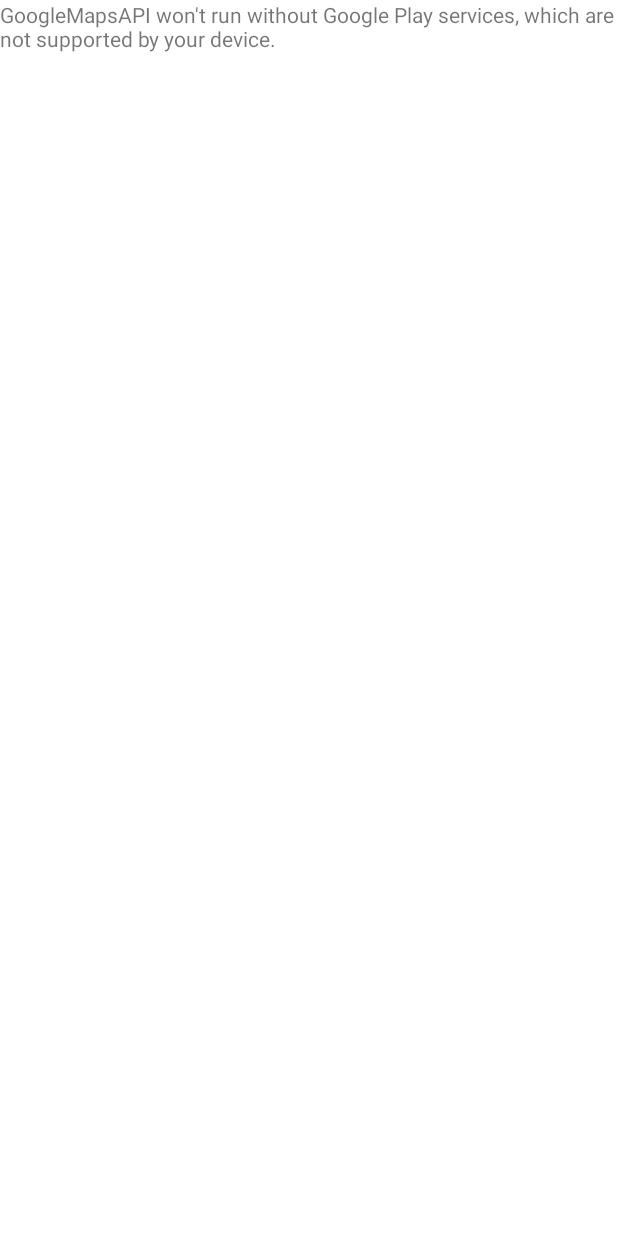
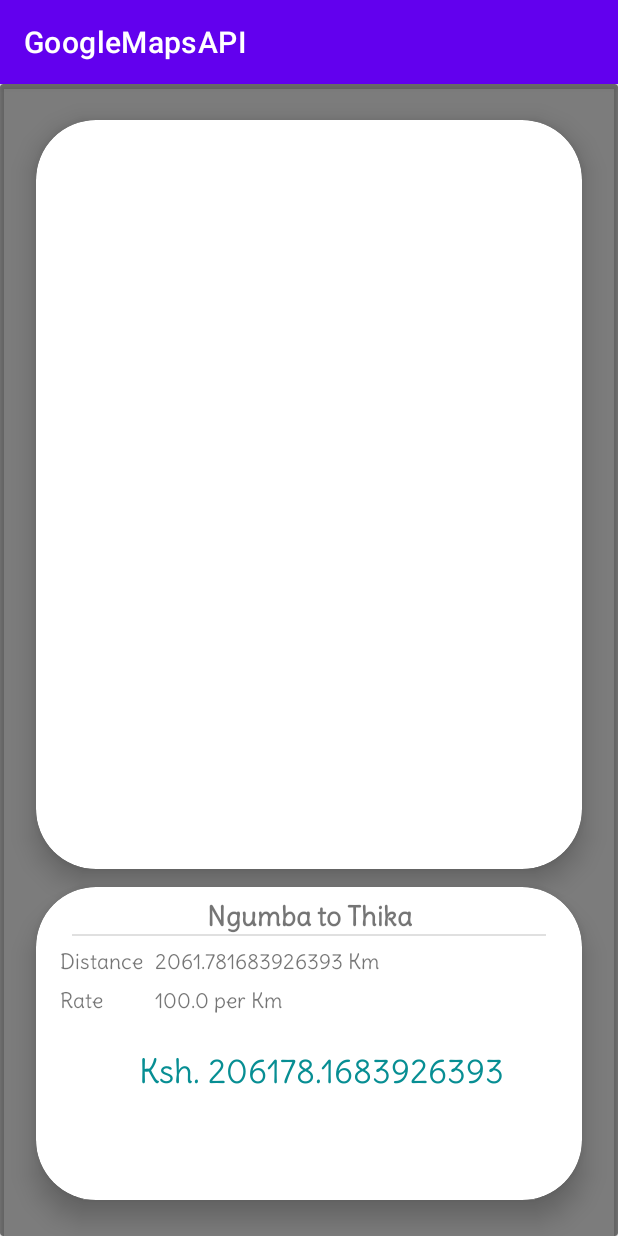
Before and after one commit to SamoraMachel/Google-Maps-Precise-Location-Finder, an Android app: the screen it shows after launch (MapsActivity before the commit, FairApproximation after it), on a phone screen of 412 x 824 dp. Run offline under Robolectric (Android 15) with nearby library versions, the phone set to English and light mode, and no system bars; 2 statements that could not run were skipped.

Commit message:
Added UI for calculating the charge
Used a activity and a fragment but the build is failing:

```diff
--- /dev/null
+++ b/app/src/main/java/com/example/googlemapsapi/FairApproximation.java
@@ -0,0 +1,69 @@
+package com.example.googlemapsapi;
+
+import androidx.appcompat.app.AppCompatActivity;
+import androidx.viewpager.widget.ViewPager;
+
+import android.os.Bundle;
+import android.widget.TextView;
+
+public class FairApproximation extends AppCompatActivity {
+    ViewPager backgroundMap, frontMap;
+    TextView distance, rate, charge;
+    MapsActivity mapsActivity;
+
+    @Override
+    protected void onCreate(Bundle savedInstanceState) {
+        super.onCreate(savedInstanceState);
+        setContentView(R.layout.activity_fair_approximation);
+
+        backgroundMap = (ViewPager) findViewById(R.id.mapHolder);
+        frontMap = (ViewPager) findViewById(R.id.MainMapView);
+        distance = (TextView) findViewById(R.id.distance);
+        rate = (TextView) findViewById(R.id.rate);
+        charge = (TextView) findViewById(R.id.charge);
+        mapsActivity = new MapsActivity();
+
+        final MapAdapter adapter = new MapAdapter(getSupportFragmentManager(), this);
+        adapter.addFragment(mapsActivity);
+
+        backgroundMap.setAdapter(adapter);
+        frontMap.setAdapter(adapter);
+
+        double distanceTxt = getDistance();
+        int rateTxt = 100;
+        double chargeTxt = distanceTxt * rateTxt;
+
+        distance.setText(String.format("%s Km", Double.toString(distanceTxt)));
+        rate.setText(String.format("%s per Km", Double.toString(rateTxt)));
+        charge.setText(String.format("Ksh. %s", Double.toString(chargeTxt)));
+    }
+
+    private double getDistance() {
+        LocationFinder finder = new LocationFinder(this);
+        if(finder.canGetLocation()) {
+            double latitude = finder.getLatitude();
+            double longitude = finder.getLongitude();
+            double ThikaLatitude = -1.0461881;
+            double ThikaLongitude = 37.0714562;
+
+
+            int radiusOfEarth = 6371;
+            double degreeLat = degreesToRadian(ThikaLatitude - latitude);
+            double degreeLong = degreesToRadian(ThikaLongitude - longitude);
+            double a =
+                    Math.sin(degreeLat/2) * Math.sin(degreeLat/2) +
+                    Math.cos(degreesToRadian(ThikaLatitude)) * Math.cos(degreesToRadian(latitude)) *
+                    Math.sin(degreeLong/2) * Math.sin(degreeLong/2);
+            double c = Math.atan2(Math.sqrt(a), Math.sqrt(1-a));
+            double distanceInKm = radiusOfEarth * c;
+
+            return distanceInKm;
+
+        } else return 0;
+
+    }
+
+    private double degreesToRadian(double deg) {
+        return deg * (Math.PI / 180);
+    }
+}
--- /dev/null
+++ b/app/src/main/java/com/example/googlemapsapi/MapAdapter.java
@@ -0,0 +1,36 @@
+package com.example.googlemapsapi;
+
+import android.content.Context;
+
+import androidx.annotation.NonNull;
+import androidx.fragment.app.Fragment;
+import androidx.fragment.app.FragmentManager;
+import androidx.fragment.app.FragmentPagerAdapter;
+
+import java.util.List;
+
+public class MapAdapter extends FragmentPagerAdapter {
+    private Context context;
+    private List<Fragment> mFragment;
+
+
+    public MapAdapter(@NonNull FragmentManager fm, Context context) {
+        super(fm);
+        this.context = context;
+    }
+
+    public void addFragment(Fragment fragment) {
+        mFragment.add(fragment);
+    }
+
+    @NonNull
+    @Override
+    public Fragment getItem(int position) {
+        return mFragment.get(position);
+    }
+
+    @Override
+    public int getCount() {
+        return mFragment.size();
+    }
+}
--- a/app/src/main/java/com/example/googlemapsapi/MapsActivity.java
+++ b/app/src/main/java/com/example/googlemapsapi/MapsActivity.java
@@ -1,8 +1,10 @@
 package com.example.googlemapsapi;
 
 import androidx.annotation.NonNull;
+import androidx.annotation.Nullable;
 import androidx.core.app.ActivityCompat;
 import androidx.core.content.ContextCompat;
+import androidx.fragment.app.Fragment;
 import androidx.fragment.app.FragmentActivity;
 
 import android.Manifest;
@@ -12,6 +14,9 @@ import android.location.Location;
 import android.location.LocationListener;
 import android.location.LocationManager;
 import android.os.Bundle;
+import android.view.LayoutInflater;
+import android.view.View;
+import android.view.ViewGroup;
 import android.widget.Toast;
 
 import com.google.android.gms.maps.CameraUpdateFactory;
@@ -23,35 +28,48 @@ import com.google.android.gms.maps.model.MarkerOptions;
 import com.google.android.gms.maps.model.Polyline;
 import com.google.android.gms.maps.model.PolylineOptions;
 
-public class MapsActivity extends FragmentActivity implements OnMapReadyCallback{
+public class MapsActivity extends Fragment implements OnMapReadyCallback{
 
     private static final int PERMISSIONS_REQUEST_ACCESS_FINE_LOCATION = 1;
     private GoogleMap mMap;
     private boolean locationPermissionGranted;
-    private LocationFinder finder = new LocationFinder(this);
+    private LocationFinder finder = new LocationFinder(getContext());
 
 
     @Override
-    protected void onCreate(Bundle savedInstanceState) {
+    public void onCreate(Bundle savedInstanceState) {
         super.onCreate(savedInstanceState);
-        setContentView(R.layout.activity_maps);
+
         // Obtain the SupportMapFragment and get notified when the map is ready to be used.
-        SupportMapFragment mapFragment = (SupportMapFragment) getSupportFragmentManager()
-                .findFragmentById(R.id.map);
-        mapFragment.getMapAsync(this);
+//        SupportMapFragment mapFragment;
+//        mapFragment = (SupportMapFragment) getSupportFragmentManager()
+//                .findFragmentById(R.id.map);
+//        mapFragment.getMapAsync(this);
 
-        if (ActivityCompat.checkSelfPermission(this, Manifest.permission.ACCESS_FINE_LOCATION) != PackageManager.PERMISSION_GRANTED && ActivityCompat.checkSelfPermission(this, Manifest.permission.ACCESS_COARSE_LOCATION) != PackageManager.PERMISSION_GRANTED) {
+        if (ActivityCompat.checkSelfPermission(getContext(),
+                Manifest.permission.ACCESS_FINE_LOCATION) != PackageManager.PERMISSION_GRANTED &&
+                ActivityCompat.checkSelfPermission(getContext(),
+                        Manifest.permission.ACCESS_COARSE_LOCATION) != PackageManager.PERMISSION_GRANTED)
+        {
 
             getLocationPermission();
             return;
         }
     }
 
+    @Nullable
+    @Override
+    public View onCreateView(@NonNull LayoutInflater inflater, @Nullable ViewGroup container, @Nullable Bundle savedInstanceState) {
+//        inflate the layout
+        ViewGroup root = (ViewGroup) inflater.inflate(R.layout.activity_maps, container, false);
+
+        return root;
+    }
 
     @Override
     public void onMapReady(GoogleMap googleMap) {
         mMap = googleMap;
-        finder = new LocationFinder(this);
+        finder = new LocationFinder(getContext());
         if(finder.canGetLocation()) {
             double latitude = finder.getLatitude();
             double longitude = finder.getLongitude();
@@ -85,12 +103,12 @@ public class MapsActivity extends FragmentActivity implements OnMapReadyCallback
     }
 
     private void getLocationPermission() {
-        if (ContextCompat.checkSelfPermission(this.getApplicationContext(),
+        if (ContextCompat.checkSelfPermission(getContext().getApplicationContext(),
                 android.Manifest.permission.ACCESS_FINE_LOCATION)
                 == PackageManager.PERMISSION_GRANTED) {
             locationPermissionGranted = true;
         } else {
-            ActivityCompat.requestPermissions(this,
+            ActivityCompat.requestPermissions(getActivity(),
                     new String[]{android.Manifest.permission.ACCESS_FINE_LOCATION},
                     PERMISSIONS_REQUEST_ACCESS_FINE_LOCATION);
         }
@@ -113,9 +131,9 @@ public class MapsActivity extends FragmentActivity implements OnMapReadyCallback
     }
 
     @Override
-    protected void onResume() {
+    public void onResume() {
         super.onResume();
-        finder = new LocationFinder(this);;
+        finder = new LocationFinder(getContext());;
 //        if(finder.canGetLocation()) {
 //            LatLng myLocation = new LatLng(finder.getLatitude(), finder.getLongitude());
 //            mMap.addMarker(new MarkerOptions().position(myLocation).title("My Location"));
--- /dev/null
+++ b/app/src/main/res/layout/activity_fair_approximation.xml
@@ -0,0 +1,162 @@
+<?xml version="1.0" encoding="utf-8"?>
+<androidx.constraintlayout.widget.ConstraintLayout xmlns:android="http://schemas.android.com/apk/res/android"
+    xmlns:app="http://schemas.android.com/apk/res-auto"
+    xmlns:tools="http://schemas.android.com/tools"
+    android:layout_width="match_parent"
+    android:layout_height="match_parent"
+    tools:context=".FairApproximation">
+
+    <androidx.viewpager.widget.ViewPager
+        android:id="@+id/mapHolder"
+        android:layout_width="match_parent"
+        android:layout_height="match_parent"
+        app:layout_constraintBottom_toBottomOf="parent"
+        app:layout_constraintEnd_toEndOf="parent"
+        app:layout_constraintStart_toStartOf="parent"
+        app:layout_constraintTop_toTopOf="parent" >
+
+    </androidx.viewpager.widget.ViewPager>
+
+    <androidx.cardview.widget.CardView
+        android:layout_width="match_parent"
+        android:layout_height="match_parent"
+        app:cardBackgroundColor="#83000000"
+        app:layout_constraintBottom_toBottomOf="@+id/mapHolder"
+        app:layout_constraintEnd_toEndOf="parent"
+        app:layout_constraintStart_toStartOf="parent"
+        app:layout_constraintTop_toTopOf="@+id/mapHolder">
+
+        <androidx.constraintlayout.widget.ConstraintLayout
+            android:layout_width="match_parent"
+            android:layout_height="match_parent">
+
+            <androidx.cardview.widget.CardView
+                android:id="@+id/MapView"
+                android:layout_width="match_parent"
+                android:layout_height="0dp"
+                android:layout_marginStart="24dp"
+                android:layout_marginTop="24dp"
+                android:layout_marginEnd="24dp"
+                app:cardCornerRadius="40dp"
+                app:cardElevation="10dp"
+                app:layout_constraintEnd_toEndOf="parent"
+                app:layout_constraintHeight_percent=".65
+"
+                app:layout_constraintHorizontal_bias=".2"
+                app:layout_constraintStart_toStartOf="parentiewPager"
+                app:layout_constraintTop_toTopOf="parent">
+
+                <androidx.constraintlayout.widget.ConstraintLayout
+                    android:layout_width="match_parent"
+                    android:layout_height="match_parent">
+
+                    <androidx.viewpager.widget.ViewPager
+                        android:id="@+id/MainMapView"
+                        android:layout_width="match_parent"
+                        android:layout_height="match_parent"
+                        app:layout_constraintBottom_toBottomOf="parent"
+                        app:layout_constraintEnd_toEndOf="parent"
+                        app:layout_constraintStart_toStartOf="parent"
+                        app:layout_constraintTop_toTopOf="parent"></androidx.viewpager.widget.ViewPager>
+                </androidx.constraintlayout.widget.ConstraintLayout>
+            </androidx.cardview.widget.CardView>
+
+            <androidx.cardview.widget.CardView
+                android:layout_width="match_parent"
+                android:layout_height="0dp"
+                android:layout_marginStart="24dp"
+                android:layout_marginTop="12dp"
+                android:layout_marginEnd="24dp"
+                android:layout_marginBottom="24dp"
+                app:cardCornerRadius="40dp"
+                app:cardElevation="10dp"
+                app:layout_constraintBottom_toBottomOf="parent"
+                app:layout_constraintEnd_toEndOf="parent"
+                app:layout_constraintStart_toStartOf="parent"
+                app:layout_constraintTop_toBottomOf="@+id/MapView">
+
+                <androidx.constraintlayout.widget.ConstraintLayout
+                    android:layout_width="match_parent"
+                    android:layout_height="match_parent">
+
+                    <TextView
+                        android:id="@+id/textView"
+                        android:layout_width="wrap_content"
+                        android:layout_height="wrap_content"
+                        android:layout_marginTop="8dp"
+                        android:fontFamily="@font/delius"
+                        android:text="Ngumba to Thika"
+                        android:textSize="18sp"
+                        android:textStyle="bold"
+                        app:layout_constraintEnd_toEndOf="parent"
+                        app:layout_constraintStart_toStartOf="parent"
+                        app:layout_constraintTop_toTopOf="parent" />
+
+                    <View
+                        android:id="@+id/divider"
+                        android:layout_width="match_parent"
+                        android:layout_height="1dp"
+                        android:layout_marginStart="24dp"
+                        android:layout_marginEnd="24dp"
+                        android:background="?android:attr/listDivider"
+                        app:layout_constraintEnd_toEndOf="parent"
+                        app:layout_constraintStart_toStartOf="parent"
+                        app:layout_constraintTop_toBottomOf="@+id/textView" />
+
+                    <TextView
+                        android:id="@+id/textView2"
+                        android:layout_width="wrap_content"
+                        android:layout_height="wrap_content"
+                        android:layout_marginStart="16dp"
+                        android:layout_marginTop="8dp"
+                        android:fontFamily="@font/delius"
+                        android:text="Distance"
+                        app:layout_constraintStart_toStartOf="parent"
+                        app:layout_constraintTop_toBottomOf="@+id/divider" />
+
+                    <TextView
+                        android:id="@+id/textView3"
+                        android:layout_width="wrap_content"
+                        android:layout_height="wrap_content"
+                        android:layout_marginTop="8dp"
+                        android:fontFamily="@font/delius"
+                        android:text="Rate"
+                        app:layout_constraintStart_toStartOf="@+id/textView2"
+                        app:layout_constraintTop_toBottomOf="@+id/textView2" />
+
+                    <TextView
+                        android:id="@+id/charge"
+                        android:layout_width="wrap_content"
+                        android:layout_height="wrap_content"
+                        android:layout_marginTop="24dp"
+                        android:fontFamily="@font/delius"
+                        android:text="charge"
+                        android:textColor="#078E93"
+                        android:textSize="22dp"
+                        app:layout_constraintEnd_toEndOf="parent"
+                        app:layout_constraintStart_toStartOf="@+id/textView3"
+                        app:layout_constraintTop_toBottomOf="@+id/textView3" />
+
+                    <TextView
+                        android:id="@+id/distance"
+                        android:layout_width="wrap_content"
+                        android:layout_height="wrap_content"
+                        android:layout_marginStart="8dp"
+                        android:fontFamily="@font/delius"
+                        android:text="TextView"
+                        app:layout_constraintBottom_toBottomOf="@+id/textView2"
+                        app:layout_constraintStart_toEndOf="@+id/textView2" />
+
+                    <TextView
+                        android:id="@+id/rate"
+                        android:layout_width="wrap_content"
+                        android:layout_height="wrap_content"
+                        android:fontFamily="@font/delius"
+                        android:text="TextView"
+                        app:layout_constraintBottom_toBottomOf="@+id/textView3"
+                        app:layout_constraintStart_toStartOf="@+id/distance" />
+                </androidx.constraintlayout.widget.ConstraintLayout>
+            </androidx.cardview.widget.CardView>
+        </androidx.constraintlayout.widget.ConstraintLayout>
+    </androidx.cardview.widget.CardView>
+</androidx.constraintlayout.widget.ConstraintLayout>
```
Also changed, not shown: app/src/main/AndroidManifest.xml (+16 -12 lines), app/src/main/res/font/delius.ttf (added).
